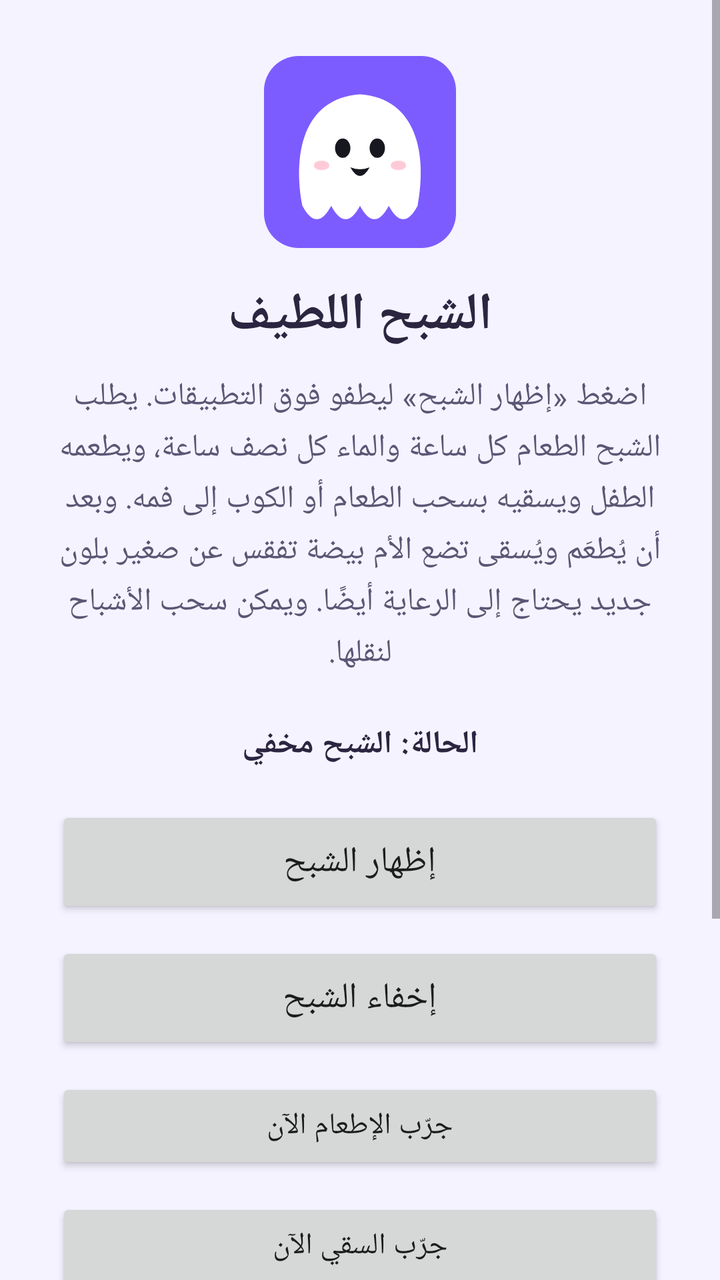
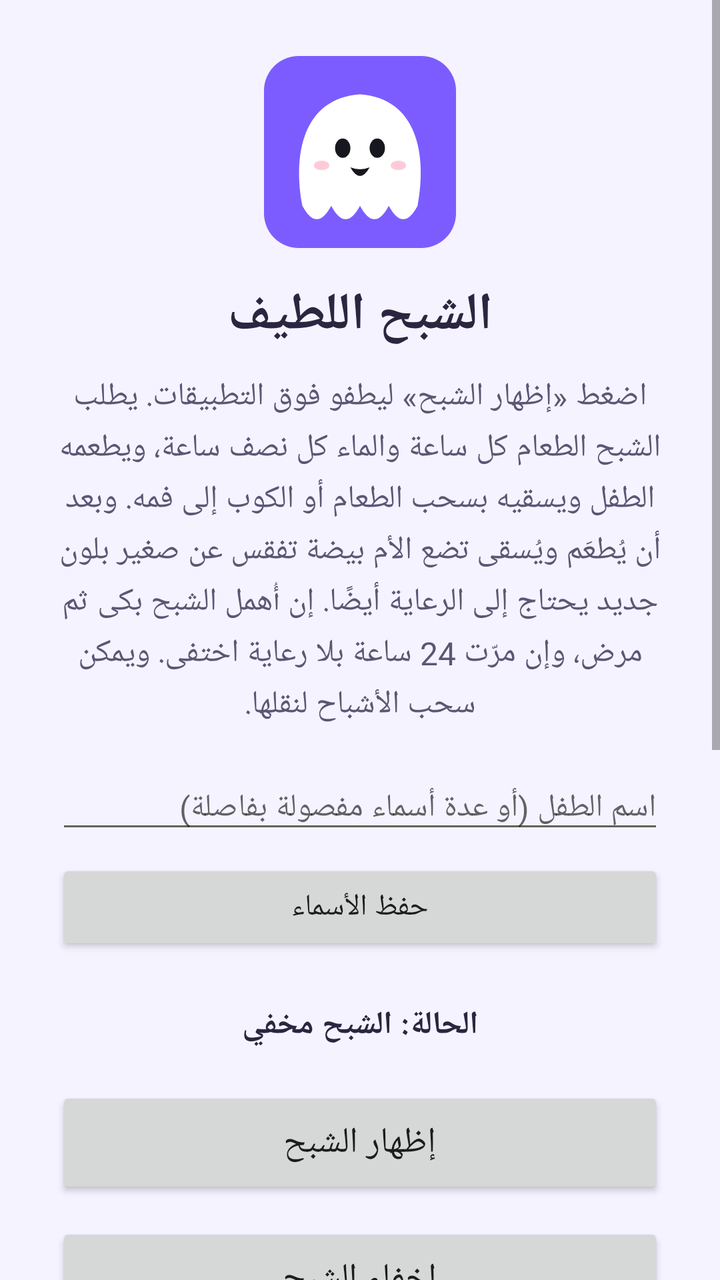

Compare the two renders of this Android layout. The source of the first and the diff that turns it into the second are given below.
<!-- AndroidManifest.xml: application theme AppTheme -->
<!-- res/layout/activity_main.xml -->
<?xml version="1.0" encoding="utf-8"?>
<ScrollView xmlns:android="http://schemas.android.com/apk/res/android"
    android:layout_width="match_parent"
    android:layout_height="match_parent"
    android:fillViewport="true">

    <LinearLayout
        android:layout_width="match_parent"
        android:layout_height="wrap_content"
        android:layoutDirection="rtl"
        android:gravity="center"
        android:orientation="vertical"
        android:padding="28dp">

        <ImageView
            android:layout_width="96dp"
            android:layout_height="96dp"
            android:importantForAccessibility="no"
            android:src="@drawable/ic_launcher" />

        <TextView
            android:layout_width="match_parent"
            android:layout_height="wrap_content"
            android:layout_marginTop="16dp"
            android:gravity="center"
            android:text="@string/main_title"
            android:textColor="@color/text_main"
            android:textSize="26sp"
            android:textStyle="bold" />

        <TextView
            android:layout_width="match_parent"
            android:layout_height="wrap_content"
            android:layout_marginTop="12dp"
            android:gravity="center"
            android:lineSpacingExtra="4dp"
            android:text="@string/main_description"
            android:textColor="@color/text_sub"
            android:textSize="16sp" />

        <LinearLayout
            android:id="@+id/updateBanner"
            android:layout_width="match_parent"
            android:layout_height="wrap_content"
            android:layout_marginTop="20dp"
            android:background="#FFF3CD"
            android:orientation="vertical"
            android:padding="14dp"
            android:visibility="gone">

            <TextView
                android:id="@+id/updateText"
                android:layout_width="match_parent"
                android:layout_height="wrap_content"
                android:gravity="center"
                android:textColor="@color/text_main"
                android:textSize="16sp"
                android:textStyle="bold" />

            <Button
                android:id="@+id/updateButton"
                android:layout_width="match_parent"
                android:layout_height="52dp"
                android:layout_marginTop="10dp"
                android:text="@string/update_download"
                android:textSize="16sp" />
        </LinearLayout>

        <TextView
            android:id="@+id/statusText"
            android:layout_width="match_parent"
            android:layout_height="wrap_content"
            android:layout_marginTop="24dp"
            android:gravity="center"
            android:text="@string/status_stopped"
            android:textColor="@color/text_main"
            android:textSize="16sp"
            android:textStyle="bold" />

        <Button
            android:id="@+id/showButton"
            android:layout_width="match_parent"
            android:layout_height="56dp"
            android:layout_marginTop="20dp"
            android:text="@string/show_ghost"
            android:textSize="18sp" />

        <Button
            android:id="@+id/hideButton"
            android:layout_width="match_parent"
            android:layout_height="56dp"
            android:layout_marginTop="12dp"
            android:text="@string/hide_ghost"
            android:textSize="18sp" />

        <Button
            android:id="@+id/feedButton"
            android:layout_width="match_parent"
            android:layout_height="48dp"
            android:layout_marginTop="12dp"
            android:text="@string/feed_now"
            android:textSize="15sp" />

        <Button
            android:id="@+id/drinkButton"
            android:layout_width="match_parent"
            android:layout_height="48dp"
            android:layout_marginTop="12dp"
            android:text="@string/drink_now"
            android:textSize="15sp" />

        <Button
            android:id="@+id/eggButton"
            android:layout_width="match_parent"
            android:layout_height="48dp"
            android:layout_marginTop="12dp"
            android:text="@string/egg_now"
            android:textSize="15sp" />

        <Button
            android:id="@+id/checkUpdateButton"
            android:layout_width="match_parent"
            android:layout_height="48dp"
            android:layout_marginTop="12dp"
            android:text="@string/update_check"
            android:textSize="15sp" />

        <TextView
            android:id="@+id/privacyNote"
            android:layout_width="match_parent"
            android:layout_height="wrap_content"
            android:layout_marginTop="20dp"
            android:gravity="center"
            android:lineSpacingExtra="2dp"
            android:text="@string/main_privacy_note_local"
            android:textColor="@color/text_sub"
            android:textSize="12sp" />

        <TextView
            android:id="@+id/versionText"
            android:layout_width="match_parent"
            android:layout_height="wrap_content"
            android:layout_marginTop="24dp"
            android:gravity="center"
            android:textColor="@color/text_sub"
            android:textSize="13sp" />
    </LinearLayout>
</ScrollView>
<!-- resources referenced by this layout -->
<resources>
  <color name="text_main">#2B2540</color>
  <color name="text_sub">#5C5675</color>
  <!-- drawable ic_launcher (drawable) -->
  <?xml version="1.0" encoding="utf-8"?>
  <vector xmlns:android="http://schemas.android.com/apk/res/android"
      android:width="108dp"
      android:height="108dp"
      android:viewportWidth="100"
      android:viewportHeight="100">
      <path
          android:fillColor="#7C5CFF"
          android:pathData="M18,0h64a18,18 0 0 1 18,18v64a18,18 0 0 1 -18,18h-64a18,18 0 0 1 -18,-18v-64a18,18 0 0 1 18,-18z" />
      <path
          android:fillColor="#FFFFFF"
          android:pathData="M20,78 C15,52 20,22 50,20 C80,22 85,52 80,78 Q72.5,92 65,78 Q57.5,92 50,78 Q42.5,92 35,78 Q27.5,92 20,78 Z" />
      <path
          android:fillColor="#17171F"
          android:pathData="M41,48 m-4,0 a4,5 0 1,0 8,0 a4,5 0 1,0 -8,0 M59,48 m-4,0 a4,5 0 1,0 8,0 a4,5 0 1,0 -8,0" />
      <path
          android:fillColor="#17171F"
          android:pathData="M45,58 Q50,60 55,58 Q50,67 45,58 Z" />
      <path
          android:fillColor="#FFB4C8"
          android:fillAlpha="0.7"
          android:pathData="M30,57 m-4,0 a4,2.5 0 1,0 8,0 a4,2.5 0 1,0 -8,0 M70,57 m-4,0 a4,2.5 0 1,0 8,0 a4,2.5 0 1,0 -8,0" />
  </vector>
  <string name="drink_now">جرّب السقي الآن</string>
  <string name="egg_now">جرّب البيضة (فقس سريع)</string>
  <string name="feed_now">جرّب الإطعام الآن</string>
  <string name="hide_ghost">إخفاء الشبح</string>
  <string name="main_description">اضغط «إظهار الشبح» ليطفو فوق التطبيقات. يطلب الشبح الطعام كل ساعة والماء كل نصف ساعة، ويطعمه الطفل ويسقيه بسحب الطعام أو الكوب إلى فمه. وبعد أن يُطعَم ويُسقى تضع الأم بيضة تفقس عن صغير بلون جديد يحتاج إلى الرعاية أيضًا. ويمكن سحب الأشباح لنقلها.</string>
  <string name="main_privacy_note_local">هذا التطبيق لا يستخدم الميكروفون ولا يجمع أي بيانات. يتصل بالإنترنت فقط للتحقق من وجود تحديث للتطبيق.</string>
  <string name="main_title">الشبح اللطيف</string>
  <string name="show_ghost">إظهار الشبح</string>
  <string name="status_stopped">الحالة: الشبح مخفي</string>
  <string name="update_check">التحقق من وجود تحديث</string>
  <string name="update_download">تحميل وتثبيت التحديث</string>
  <style name="AppTheme" parent="android:Theme.Material.Light.NoActionBar">
          <item name="android:windowBackground">@color/screen_bg</item>
          <item name="android:statusBarColor">@color/screen_bg</item>
          <item name="android:navigationBarColor">@color/screen_bg</item>
          <item name="android:windowLightStatusBar">true</item>
      </style>
  <color name="screen_bg">#F5F3FF</color>
</resources>

<!-- the commit's change to res/layout/activity_main.xml (unified diff, before → after) -->
@@ -37,6 +37,24 @@
             android:text="@string/main_description"
             android:textColor="@color/text_sub"
             android:textSize="16sp" />
+
+        <EditText
+            android:id="@+id/namesField"
+            android:layout_width="match_parent"
+            android:layout_height="wrap_content"
+            android:layout_marginTop="20dp"
+            android:hint="@string/names_hint"
+            android:inputType="text"
+            android:maxLines="2"
+            android:textSize="16sp" />
+
+        <Button
+            android:id="@+id/saveNamesButton"
+            android:layout_width="match_parent"
+            android:layout_height="48dp"
+            android:layout_marginTop="8dp"
+            android:text="@string/names_save"
+            android:textSize="15sp" />
 
         <LinearLayout
             android:id="@+id/updateBanner"
@@ -118,6 +136,14 @@
             android:textSize="15sp" />
 
         <Button
+            android:id="@+id/neglectButton"
+            android:layout_width="match_parent"
+            android:layout_height="48dp"
+            android:layout_marginTop="12dp"
+            android:text="@string/neglect_now"
+            android:textSize="15sp" />
+
+        <Button
             android:id="@+id/checkUpdateButton"
             android:layout_width="match_parent"
             android:layout_height="48dp"
<!-- resource entries referenced after the edit -->
@@ -30,9 +30,12 @@
   <string name="egg_now">جرّب البيضة (فقس سريع)</string>
   <string name="feed_now">جرّب الإطعام الآن</string>
   <string name="hide_ghost">إخفاء الشبح</string>
-  <string name="main_description">اضغط «إظهار الشبح» ليطفو فوق التطبيقات. يطلب الشبح الطعام كل ساعة والماء كل نصف ساعة، ويطعمه الطفل ويسقيه بسحب الطعام أو الكوب إلى فمه. وبعد أن يُطعَم ويُسقى تضع الأم بيضة تفقس عن صغير بلون جديد يحتاج إلى الرعاية أيضًا. ويمكن سحب الأشباح لنقلها.</string>
+  <string name="main_description">اضغط «إظهار الشبح» ليطفو فوق التطبيقات. يطلب الشبح الطعام كل ساعة والماء كل نصف ساعة، ويطعمه الطفل ويسقيه بسحب الطعام أو الكوب إلى فمه. وبعد أن يُطعَم ويُسقى تضع الأم بيضة تفقس عن صغير بلون جديد يحتاج إلى الرعاية أيضًا. إن أُهمل الشبح بكى ثم مرض، وإن مرّت 24 ساعة بلا رعاية اختفى. ويمكن سحب الأشباح لنقلها.</string>
   <string name="main_privacy_note_local">هذا التطبيق لا يستخدم الميكروفون ولا يجمع أي بيانات. يتصل بالإنترنت فقط للتحقق من وجود تحديث للتطبيق.</string>
   <string name="main_title">الشبح اللطيف</string>
+  <string name="names_hint">اسم الطفل (أو عدة أسماء مفصولة بفاصلة)</string>
+  <string name="names_save">حفظ الأسماء</string>
+  <string name="neglect_now">جرّب الإهمال (مرحلة تالية)</string>
   <string name="show_ghost">إظهار الشبح</string>
   <string name="status_stopped">الحالة: الشبح مخفي</string>
   <string name="update_check">التحقق من وجود تحديث</string>
